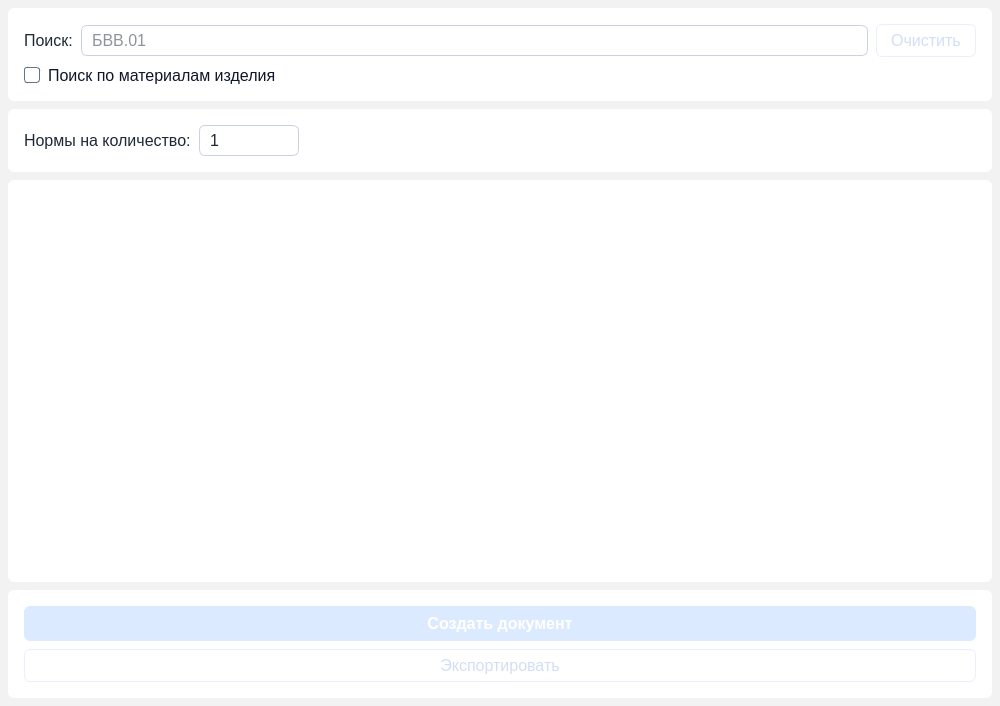
This is ui/mainUI.ui in pntech-dev/Stockwise as Qt 5 draws it before an edit. The edited form follows.
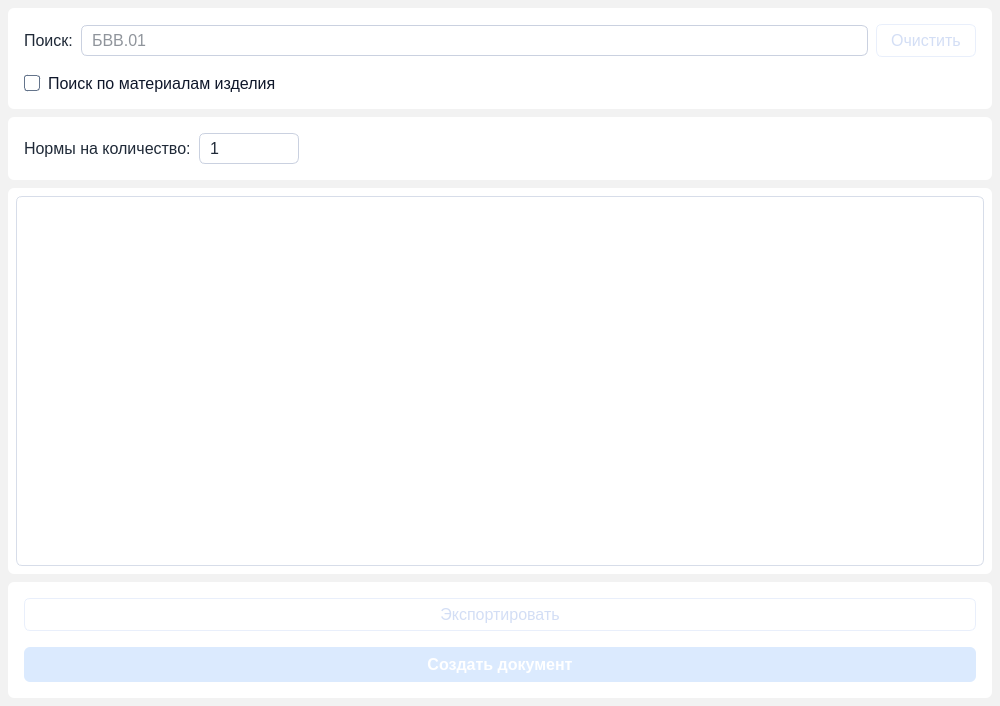
This is the edited form. Icons and pictures are not drawn.

What changed in the file:
```diff
--- a/ui/mainUI.ui
+++ b/ui/mainUI.ui
@@ -101,29 +101,12 @@
     background: transparent;
 }
 
-QProgressBar {
-    border: 1px solid #DBEAFE;
-    border-radius: 6px;
-    background-color: white;
-    text-align: center;
-}
-
-QProgressBar::chunk {
-    background-color: #10B981;
-    border-radius: 6px;
-}
-
-QProgressBar[error=&quot;true&quot;]::chunk {
-    background-color: #EF4444;
-}
-
 QCheckBox{
     color: #0F172A;
     font-weight: normal;
     spacing: 8px;
 }
 
-
 QCheckBox::indicator {
     width: 14px;
     height: 14px;
@@ -154,7 +137,102 @@
 
 QCheckBox:disabled {
     color: #64748B;
-}</string>
+}
+
+QTableView,
+QTableWidget {
+    background-color: #ffffff;
+    border: 1px solid #d7dde9;
+    border-radius: 6px;
+    gridline-color: #e1e6f2;
+    selection-background-color: #2563EB;
+    selection-color: #ffffff;
+    alternate-background-color: #fafbff;
+    color: #1f2937;
+}
+
+QTableView::item,
+QTableWidget::item {
+    padding: 4px 8px;
+}
+
+QTableView::item:selected,
+QTableWidget::item:selected {
+    background-color: #2563EB;
+    color: #ffffff;
+}
+
+QTableView::item:hover:!selected,
+QTableWidget::item:hover:!selected {
+    background-color: #eef2fb;
+}
+
+QHeaderView::section {
+    background-color: #f6f7fb;
+    color: #374151;
+    padding: 4px 6px;
+    border: none;
+    border-right: 1px solid #e1e6f2;
+    border-bottom: 1px solid #d7dde9;
+    font-weight: 600;
+}
+
+QHeaderView::section:vertical {
+    background-color: #f2f4fa;
+    color: #4b5563;
+    padding: 2px 4px;
+    font-weight: 600;
+}
+
+QTableCornerButton::section {
+    background-color: #f6f7fb;
+    border: none;
+    border-right: 1px solid #d7dde9;
+    border-bottom: 1px solid #d7dde9;
+}
+
+QScrollBar:vertical {
+    background: transparent;
+    width: 10px;
+    margin: 2px 0 2px 0;
+}
+
+QScrollBar::handle:vertical {
+    background: #d3d9e8;
+    min-height: 20px;
+    border-radius: 4px;
+}
+
+QScrollBar::handle:vertical:hover {
+    background: #c5ccdd;
+}
+
+QScrollBar::add-line:vertical,
+QScrollBar::sub-line:vertical {
+    height: 0;
+}
+
+QScrollBar:horizontal {
+    background: transparent;
+    height: 10px;
+    margin: 0 2px 0 2px;
+}
+
+QScrollBar::handle:horizontal {
+    background: #d3d9e8;
+    min-width: 20px;
+    border-radius: 4px;
+}
+
+QScrollBar::handle:horizontal:hover {
+    background: #c5ccdd;
+}
+
+QScrollBar::add-line:horizontal,
+QScrollBar::sub-line:horizontal {
+    width: 0;
+}
+</string>
   </property>
   <widget class="QWidget" name="centralwidget">
    <property name="styleSheet">
@@ -186,7 +264,7 @@
       </property>
       <layout class="QVBoxLayout" name="verticalLayout_2">
        <property name="spacing">
-        <number>8</number>
+        <number>16</number>
        </property>
        <property name="leftMargin">
         <number>16</number>
@@ -439,8 +517,14 @@
            <pointsize>12</pointsize>
           </font>
          </property>
+         <property name="editTriggers">
+          <set>QAbstractItemView::AnyKeyPressed|QAbstractItemView::EditKeyPressed</set>
+         </property>
+         <property name="alternatingRowColors">
+          <bool>true</bool>
+         </property>
          <attribute name="horizontalHeaderStretchLastSection">
-          <bool>true</bool>
+          <bool>false</bool>
          </attribute>
          <attribute name="verticalHeaderStretchLastSection">
           <bool>true</bool>
@@ -466,7 +550,7 @@
       </property>
       <layout class="QVBoxLayout" name="verticalLayout_5">
        <property name="spacing">
-        <number>8</number>
+        <number>16</number>
        </property>
        <property name="leftMargin">
         <number>16</number>
@@ -480,6 +564,34 @@
        <property name="bottomMargin">
         <number>16</number>
        </property>
+       <item>
+        <widget class="QPushButton" name="export_pushButton">
+         <property name="enabled">
+          <bool>false</bool>
+         </property>
+         <property name="minimumSize">
+          <size>
+           <width>0</width>
+           <height>0</height>
+          </size>
+         </property>
+         <property name="maximumSize">
+          <size>
+           <width>16777215</width>
+           <height>16777215</height>
+          </size>
+         </property>
+         <property name="font">
+          <font>
+           <pointsize>12</pointsize>
+           <kerning>true</kerning>
+          </font>
+         </property>
+         <property name="text">
+          <string>Экспортировать</string>
+         </property>
+        </widget>
+       </item>
        <item>
         <widget class="QPushButton" name="create_document_pushButton">
          <property name="enabled">
@@ -532,34 +644,6 @@
          </property>
         </widget>
        </item>
-       <item>
-        <widget class="QPushButton" name="export_pushButton">
-         <property name="enabled">
-          <bool>false</bool>
-         </property>
-         <property name="minimumSize">
-          <size>
-           <width>0</width>
-           <height>0</height>
-          </size>
-         </property>
-         <property name="maximumSize">
-          <size>
-           <width>16777215</width>
-           <height>16777215</height>
-          </size>
-         </property>
-         <property name="font">
-          <font>
-           <pointsize>12</pointsize>
-           <kerning>true</kerning>
-          </font>
-         </property>
-         <property name="text">
-          <string>Экспортировать</string>
-         </property>
-        </widget>
-       </item>
       </layout>
      </widget>
     </item>
```
